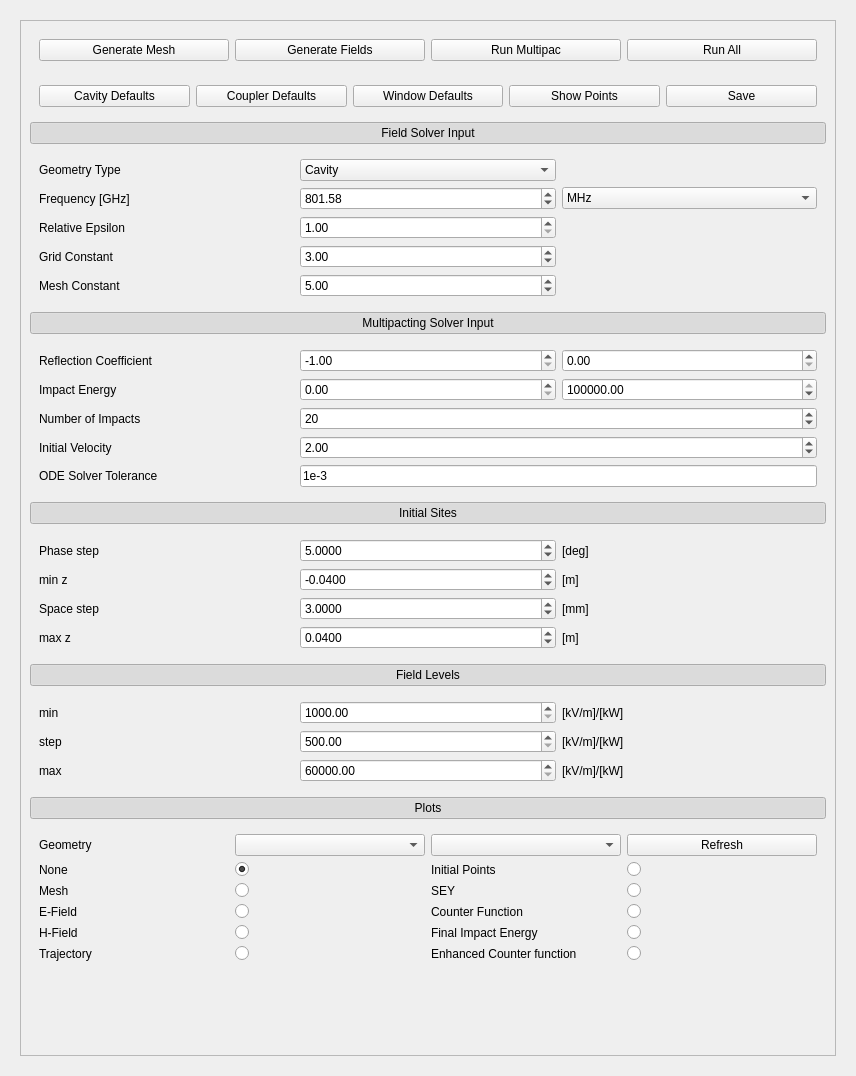
Above: ui_files/multipacting.ui from Dark-Elektron/CavityDesignHub before the change. Below: the same form after it.
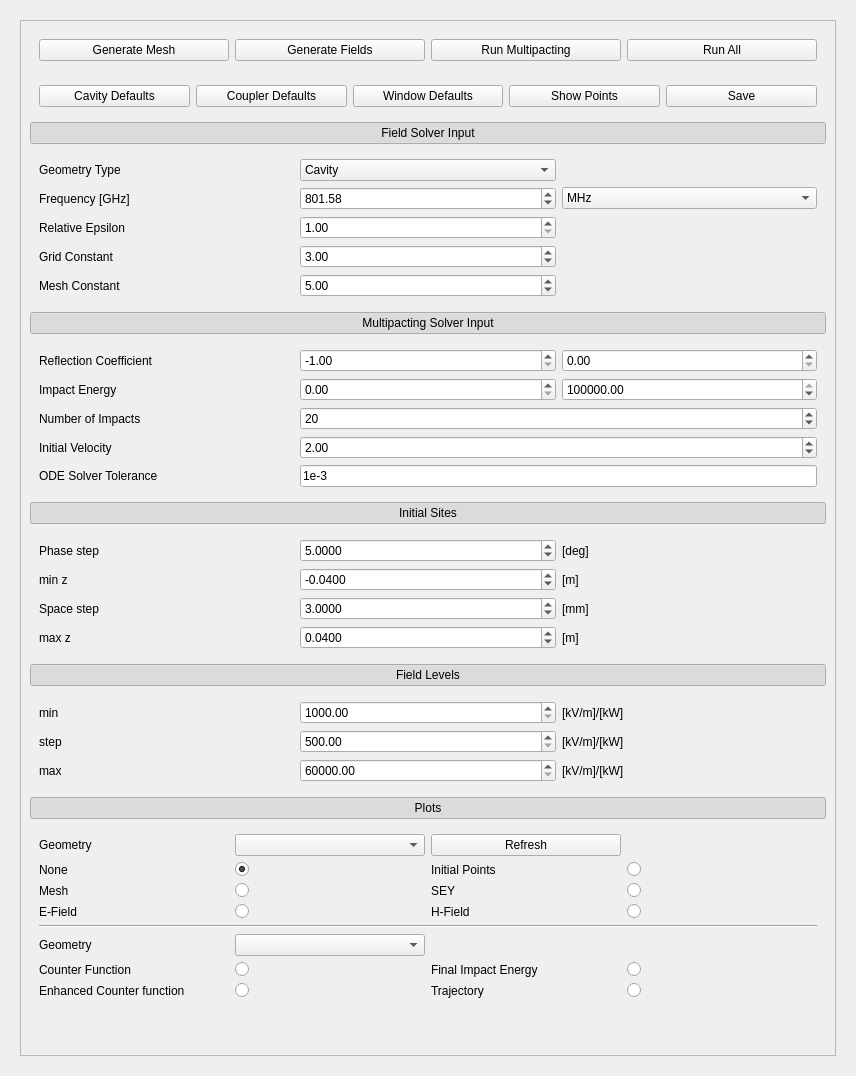
That is the form after the change. Custom widgets are drawn as their Qt base class.

Patch:
```diff
--- a/ui_files/multipacting.ui
+++ b/ui_files/multipacting.ui
@@ -32,9 +32,9 @@
          <property name="geometry">
           <rect>
            <x>0</x>
-           <y>0</y>
+           <y>-36</y>
            <width>789</width>
-           <height>1037</height>
+           <height>1074</height>
           </rect>
          </property>
          <layout class="QGridLayout" name="gridLayout_5">
@@ -631,9 +631,9 @@
               </widget>
              </item>
              <item row="0" column="2">
-              <widget class="QPushButton" name="pb_Run_Multipac">
+              <widget class="QPushButton" name="pb_Run_Multipacting">
                <property name="text">
-                <string>Run Multipac</string>
+                <string>Run Multipacting</string>
                </property>
               </widget>
              </item>
@@ -650,45 +650,52 @@
           <item row="11" column="0">
            <widget class="QWidget" name="w_Plots" native="true">
             <layout class="QGridLayout" name="gridLayout_6">
-             <item row="3" column="1">
+             <item row="7" column="0">
+              <widget class="QLabel" name="label_27">
+               <property name="text">
+                <string>Counter Function</string>
+               </property>
+              </widget>
+             </item>
+             <item row="8" column="0">
+              <widget class="QLabel" name="label_32">
+               <property name="text">
+                <string>Enhanced Counter function</string>
+               </property>
+              </widget>
+             </item>
+             <item row="8" column="1">
+              <widget class="QRadioButton" name="rb_Show_Enhanced_Counter_Function">
+               <property name="text">
+                <string/>
+               </property>
+              </widget>
+             </item>
+             <item row="7" column="1">
+              <widget class="QRadioButton" name="rb_Show_Counter_Function">
+               <property name="text">
+                <string/>
+               </property>
+              </widget>
+             </item>
+             <item row="4" column="1">
               <widget class="QRadioButton" name="rb_Show_E_Field">
                <property name="text">
                 <string/>
                </property>
               </widget>
              </item>
-             <item row="1" column="0">
-              <widget class="QLabel" name="label_19">
-               <property name="text">
-                <string>None</string>
-               </property>
-              </widget>
-             </item>
-             <item row="3" column="0">
+             <item row="4" column="0">
               <widget class="QLabel" name="label_16">
                <property name="text">
                 <string>E-Field</string>
                </property>
               </widget>
              </item>
-             <item row="4" column="1">
-              <widget class="QRadioButton" name="rb_Show_H_Field">
+             <item row="2" column="0">
+              <widget class="QLabel" name="label_15">
                <property name="text">
-                <string/>
-               </property>
-              </widget>
-             </item>
-             <item row="4" column="0">
-              <widget class="QLabel" name="label_17">
-               <property name="text">
-                <string>H-Field</string>
-               </property>
-              </widget>
-             </item>
-             <item row="5" column="1">
-              <widget class="QRadioButton" name="rb_Show_Trajectory">
-               <property name="text">
-                <string/>
+                <string>Mesh</string>
                </property>
               </widget>
              </item>
@@ -702,10 +709,10 @@
                </property>
               </widget>
              </item>
-             <item row="2" column="0">
-              <widget class="QLabel" name="label_15">
+             <item row="1" column="0">
+              <widget class="QLabel" name="label_19">
                <property name="text">
-                <string>Mesh</string>
+                <string>None</string>
                </property>
               </widget>
              </item>
@@ -716,102 +723,109 @@
                </property>
               </widget>
              </item>
-             <item row="1" column="3">
+             <item row="0" column="1">
+              <widget class="QComboBox" name="cb_Geometry"/>
+             </item>
+             <item row="0" column="0">
+              <widget class="QLabel" name="label_20">
+               <property name="text">
+                <string>Geometry</string>
+               </property>
+              </widget>
+             </item>
+             <item row="6" column="0">
+              <widget class="QLabel" name="label_33">
+               <property name="text">
+                <string>Geometry</string>
+               </property>
+              </widget>
+             </item>
+             <item row="6" column="1">
+              <widget class="QCheckableComboBox" name="ccb_Geometry_Plot_Options"/>
+             </item>
+             <item row="0" column="2">
+              <widget class="QPushButton" name="pb_Refresh">
+               <property name="text">
+                <string>Refresh</string>
+               </property>
+              </widget>
+             </item>
+             <item row="1" column="2">
               <widget class="QLabel" name="label_23">
                <property name="text">
                 <string>Initial Points</string>
                </property>
               </widget>
              </item>
-             <item row="1" column="4">
-              <widget class="QRadioButton" name="rb_Show_Initial_Points">
-               <property name="text">
-                <string/>
-               </property>
-              </widget>
-             </item>
-             <item row="0" column="0">
-              <widget class="QLabel" name="label_20">
-               <property name="text">
-                <string>Geometry</string>
-               </property>
-              </widget>
-             </item>
-             <item row="0" column="1">
-              <widget class="QComboBox" name="cb_Geometry"/>
-             </item>
-             <item row="5" column="0">
-              <widget class="QLabel" name="label_18">
-               <property name="text">
-                <string>Trajectory</string>
-               </property>
-              </widget>
-             </item>
-             <item row="3" column="4">
-              <widget class="QRadioButton" name="rb_Show_Counter_Function">
-               <property name="text">
-                <string/>
-               </property>
-              </widget>
-             </item>
-             <item row="2" column="3">
+             <item row="2" column="2">
               <widget class="QLabel" name="label_25">
                <property name="text">
                 <string>SEY</string>
                </property>
               </widget>
              </item>
-             <item row="2" column="4">
+             <item row="4" column="2">
+              <widget class="QLabel" name="label_17">
+               <property name="text">
+                <string>H-Field</string>
+               </property>
+              </widget>
+             </item>
+             <item row="1" column="3">
+              <widget class="QRadioButton" name="rb_Show_Initial_Points">
+               <property name="text">
+                <string/>
+               </property>
+              </widget>
+             </item>
+             <item row="2" column="3">
               <widget class="QRadioButton" name="rb_Show_SEY">
                <property name="text">
                 <string/>
                </property>
               </widget>
              </item>
-             <item row="5" column="4">
-              <widget class="QRadioButton" name="rb_Show_Enhanced_Counter_Function">
-               <property name="text">
-                <string/>
-               </property>
-              </widget>
-             </item>
-             <item row="4" column="4">
-              <widget class="QRadioButton" name="rb_Show_Final_Impact_Energy">
-               <property name="text">
-                <string/>
-               </property>
-              </widget>
-             </item>
-             <item row="5" column="3">
-              <widget class="QLabel" name="label_32">
-               <property name="text">
-                <string>Enhanced Counter function</string>
-               </property>
-              </widget>
-             </item>
              <item row="4" column="3">
+              <widget class="QRadioButton" name="rb_Show_H_Field">
+               <property name="text">
+                <string/>
+               </property>
+              </widget>
+             </item>
+             <item row="7" column="2">
               <widget class="QLabel" name="label_28">
                <property name="text">
                 <string>Final Impact Energy</string>
                </property>
               </widget>
              </item>
-             <item row="3" column="3">
-              <widget class="QLabel" name="label_27">
+             <item row="8" column="2">
+              <widget class="QLabel" name="label_18">
                <property name="text">
-                <string>Counter Function</string>
+                <string>Trajectory</string>
                </property>
               </widget>
              </item>
-             <item row="0" column="4">
-              <widget class="QPushButton" name="pb_Refresh">
+             <item row="7" column="3">
+              <widget class="QRadioButton" name="rb_Show_Final_Impact_Energy">
                <property name="text">
-                <string>Refresh</string>
+                <string/>
                </property>
               </widget>
              </item>
-             <item row="0" column="3">
-              <widget class="QCheckableComboBox" name="ccb_Geometry_Plot_Options"/>
+             <item row="8" column="3">
+              <widget class="QRadioButton" name="rb_Show_Trajectory">
+               <property name="text">
+                <string/>
+               </property>
+              </widget>
+             </item>
+             <item row="5" column="0" colspan="4">
+              <widget class="Line" name="line">
+               <property name="orientation">
+                <enum>Qt::Horizontal</enum>
+               </property>
+              </widget>
              </item>
             </layout>
            </widget>
```
